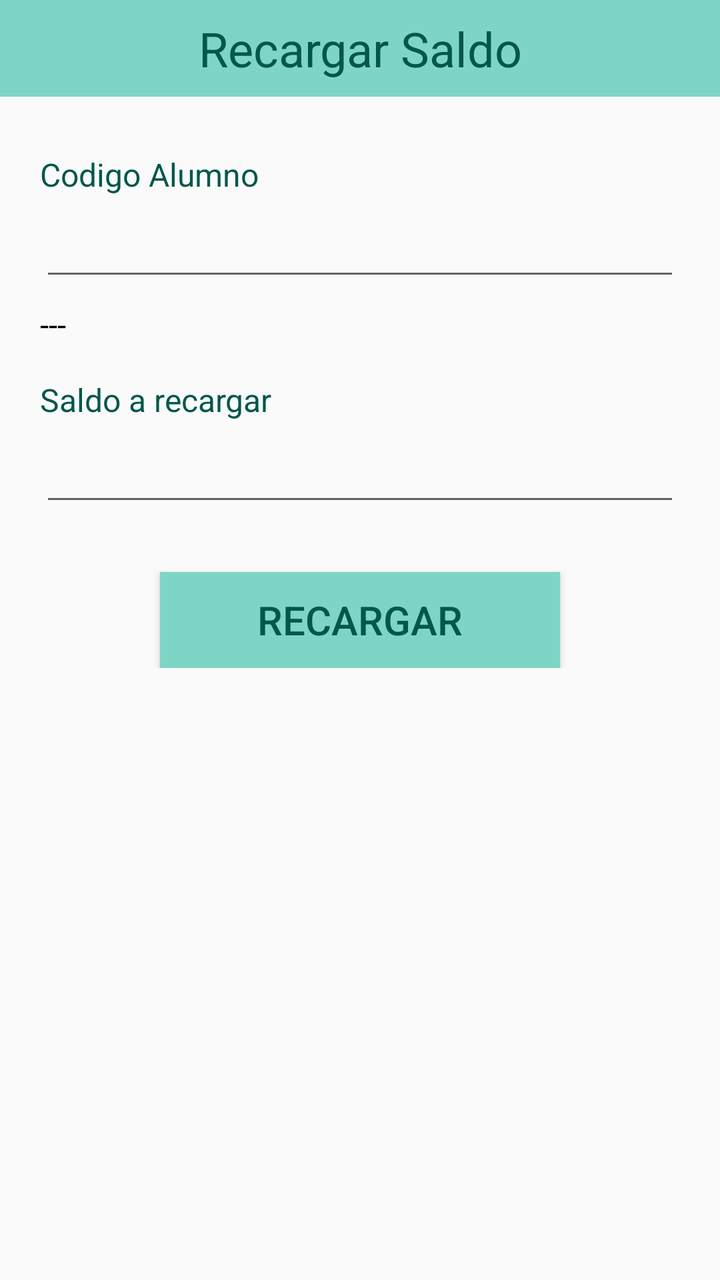
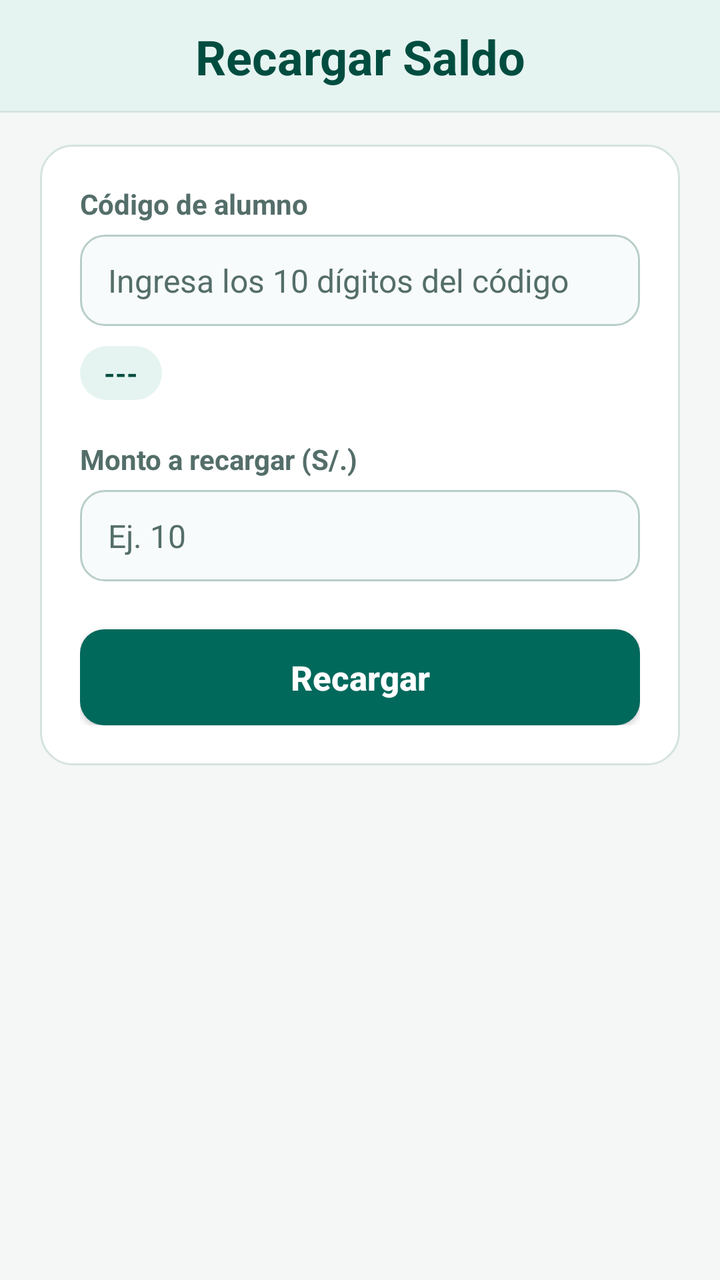

An Android layout rendered at two revisions. The XML below is the earlier revision; the diff shows what the commit changed to produce the second picture.
<!-- AndroidManifest.xml: application theme AppTheme -->
<!-- res/layout/fragment_fragmento_secretaria_saldo.xml -->
<?xml version="1.0" encoding="utf-8"?>
<LinearLayout xmlns:android="http://schemas.android.com/apk/res/android"
    xmlns:app="http://schemas.android.com/apk/res-auto"
    xmlns:tools="http://schemas.android.com/tools"
    android:layout_width="match_parent"
    android:layout_height="match_parent"
    android:orientation="vertical"
    tools:context=".fragmento_secretaria.fragmento_secretaria_saldo">

    <TextView
        android:id="@+id/textView17"
        android:layout_width="match_parent"
        android:layout_height="wrap_content"
        android:background="#7FD5C5"
        android:gravity="center_horizontal"
        android:paddingVertical="8dp"
        android:text="Recargar Saldo"
        android:textColor="@color/colorPrimaryDark"
        android:textSize="@dimen/header_text_size" />

    <ScrollView
        android:layout_width="match_parent"
        android:layout_height="0dp"
        android:layout_weight="1"
        android:fillViewport="true">

        <androidx.constraintlayout.widget.ConstraintLayout
            android:layout_width="match_parent"
            android:layout_height="wrap_content"
            android:paddingStart="@dimen/screen_padding_horizontal"
            android:paddingTop="@dimen/screen_padding_vertical"
            android:paddingEnd="@dimen/screen_padding_horizontal"
            android:paddingBottom="@dimen/screen_padding_vertical">

            <LinearLayout
                android:layout_width="0dp"
                android:layout_height="wrap_content"
                android:orientation="vertical"
                app:layout_constraintEnd_toEndOf="parent"
                app:layout_constraintStart_toStartOf="parent"
                app:layout_constraintTop_toTopOf="parent"
                app:layout_constraintWidth_max="@dimen/content_max_width">

                <TextView
                    android:id="@+id/textView12"
                    android:layout_width="match_parent"
                    android:layout_height="wrap_content"
                    android:layout_marginTop="12dp"
                    android:text="Codigo Alumno"
                    android:textColor="@color/colorPrimaryDark"
                    android:textSize="@dimen/label_text_size" />

                <EditText
                    android:id="@+id/alum_codigo"
                    android:layout_width="match_parent"
                    android:layout_height="wrap_content"
                    android:layout_marginTop="6dp"
                    android:ems="10"
                    android:inputType="number"
                    android:maxLength="10" />

                <TextView
                    android:id="@+id/nombre_alumno"
                    android:layout_width="match_parent"
                    android:layout_height="wrap_content"
                    android:layout_marginTop="6dp"
                    android:text="---"
                    android:textColor="@android:color/background_dark"
                    android:textSize="@dimen/body_text_size" />

                <TextView
                    android:id="@+id/textView13"
                    android:layout_width="match_parent"
                    android:layout_height="wrap_content"
                    android:layout_marginTop="@dimen/form_section_spacing"
                    android:text="Saldo a recargar"
                    android:textColor="@color/colorPrimaryDark"
                    android:textSize="@dimen/label_text_size" />

                <EditText
                    android:id="@+id/alum_saldo"
                    android:layout_width="match_parent"
                    android:layout_height="wrap_content"
                    android:layout_marginTop="6dp"
                    android:ems="10"
                    android:inputType="number"
                    android:maxLength="3" />

                <Button
                    android:id="@+id/btn_recargar"
                    android:layout_width="@dimen/button_width"
                    android:layout_height="wrap_content"
                    android:layout_gravity="center_horizontal"
                    android:layout_marginTop="28dp"
                    android:background="#7FD5C5"
                    android:text="Recargar"
                    android:textColor="@color/colorPrimaryDark"
                    android:textSize="20sp" />

            </LinearLayout>

        </androidx.constraintlayout.widget.ConstraintLayout>

    </ScrollView>

</LinearLayout>
<!-- resources referenced by this layout -->
<resources>
  <color name="colorPrimaryDark">#00574B</color>
  <dimen name="button_width">200dp</dimen>
  <dimen name="form_section_spacing">16dp</dimen>
  <dimen name="label_text_size">16sp</dimen>
  <style name="AppTheme" parent="Theme.AppCompat.Light.DarkActionBar">
          
          <item name="colorPrimary">@color/colorPrimary</item>
          <item name="colorPrimaryDark">@color/colorPrimaryDark</item>
          <item name="colorAccent">@color/colorAccent</item>
      </style>
  <color name="colorPrimary">#8BD8D0</color>
  <color name="colorAccent">#D81B60</color>
  <!-- unchanged entries left out for length: 5 -->
</resources>

<!-- the commit's change to res/layout/fragment_fragmento_secretaria_saldo.xml (unified diff, before → after) -->
@@ -4,19 +4,14 @@
     xmlns:tools="http://schemas.android.com/tools"
     android:layout_width="match_parent"
     android:layout_height="match_parent"
+    android:background="@color/bgScreen"
     android:orientation="vertical"
     tools:context=".fragmento_secretaria.fragmento_secretaria_saldo">
 
     <TextView
         android:id="@+id/textView17"
-        android:layout_width="match_parent"
-        android:layout_height="wrap_content"
-        android:background="#7FD5C5"
-        android:gravity="center_horizontal"
-        android:paddingVertical="8dp"
-        android:text="Recargar Saldo"
-        android:textColor="@color/colorPrimaryDark"
-        android:textSize="@dimen/header_text_size" />
+        style="@style/ComedorSectionHeader"
+        android:text="Recargar Saldo" />
 
     <ScrollView
         android:layout_width="match_parent"
@@ -33,6 +28,7 @@
             android:paddingBottom="@dimen/screen_padding_vertical">
 
             <LinearLayout
+                style="@style/ComedorCard"
                 android:layout_width="0dp"
                 android:layout_height="wrap_content"
                 android:orientation="vertical"
@@ -43,59 +39,57 @@
 
                 <TextView
                     android:id="@+id/textView12"
-                    android:layout_width="match_parent"
-                    android:layout_height="wrap_content"
-                    android:layout_marginTop="12dp"
-                    android:text="Codigo Alumno"
-                    android:textColor="@color/colorPrimaryDark"
-                    android:textSize="@dimen/label_text_size" />
+                    style="@style/ComedorFieldLabel"
+                    android:text="Código de alumno" />
 
                 <EditText
                     android:id="@+id/alum_codigo"
+                    style="@style/ComedorInput"
                     android:layout_width="match_parent"
                     android:layout_height="wrap_content"
                     android:layout_marginTop="6dp"
                     android:ems="10"
+                    android:hint="Ingresa los 10 dígitos del código"
                     android:inputType="number"
                     android:maxLength="10" />
 
                 <TextView
                     android:id="@+id/nombre_alumno"
-                    android:layout_width="match_parent"
+                    android:layout_width="wrap_content"
                     android:layout_height="wrap_content"
-                    android:layout_marginTop="6dp"
+                    android:layout_marginTop="10dp"
+                    android:background="@drawable/bg_badge_soft"
+                    android:paddingHorizontal="12dp"
+                    android:paddingVertical="4dp"
                     android:text="---"
-                    android:textColor="@android:color/background_dark"
-                    android:textSize="@dimen/body_text_size" />
+                    android:textColor="@color/colorPrimaryDark"
+                    android:textSize="14sp"
+                    android:textStyle="bold" />
 
                 <TextView
                     android:id="@+id/textView13"
-                    android:layout_width="match_parent"
-                    android:layout_height="wrap_content"
-                    android:layout_marginTop="@dimen/form_section_spacing"
-                    android:text="Saldo a recargar"
-                    android:textColor="@color/colorPrimaryDark"
-                    android:textSize="@dimen/label_text_size" />
+                    style="@style/ComedorFieldLabel"
+                    android:layout_marginTop="20dp"
+                    android:text="Monto a recargar (S/.)" />
 
                 <EditText
                     android:id="@+id/alum_saldo"
+                    style="@style/ComedorInput"
                     android:layout_width="match_parent"
                     android:layout_height="wrap_content"
                     android:layout_marginTop="6dp"
                     android:ems="10"
+                    android:hint="Ej. 10"
                     android:inputType="number"
                     android:maxLength="3" />
 
                 <Button
                     android:id="@+id/btn_recargar"
-                    android:layout_width="@dimen/button_width"
+                    style="@style/ComedorButtonPrimary"
+                    android:layout_width="match_parent"
                     android:layout_height="wrap_content"
-                    android:layout_gravity="center_horizontal"
-                    android:layout_marginTop="28dp"
-                    android:background="#7FD5C5"
-                    android:text="Recargar"
-                    android:textColor="@color/colorPrimaryDark"
-                    android:textSize="20sp" />
+                    android:layout_marginTop="24dp"
+                    android:text="Recargar" />
 
             </LinearLayout>
 
<!-- resource entries referenced after the edit -->
@@ -1,17 +1,152 @@
 <!-- resources referenced by this layout -->
 <resources>
-  <color name="colorPrimaryDark">#00574B</color>
-  <dimen name="button_width">200dp</dimen>
-  <dimen name="form_section_spacing">16dp</dimen>
-  <dimen name="label_text_size">16sp</dimen>
+  <color name="bgScreen">#F4F7F6</color>
+  <color name="colorPrimaryDark">#004D40</color>
+  <!-- drawable bg_badge_soft (drawable) -->
+  <?xml version="1.0" encoding="utf-8"?>
+  <shape xmlns:android="http://schemas.android.com/apk/res/android"
+      android:shape="rectangle">
+      <solid android:color="@color/bgSurfaceSoft" />
+      <corners android:radius="20dp" />
+  </shape>
+  <style name="ComedorButtonPrimary">
+          <item name="android:background">@drawable/bg_btn_primary</item>
+          <item name="android:minHeight">48dp</item>
+          <item name="android:paddingStart">20dp</item>
+          <item name="android:paddingEnd">20dp</item>
+          <item name="android:paddingTop">10dp</item>
+          <item name="android:paddingBottom">10dp</item>
+          <item name="android:textAllCaps">false</item>
+          <item name="android:textColor">@color/textOnPrimary</item>
+          <item name="android:textSize">17sp</item>
+          <item name="android:textStyle">bold</item>
+      </style>
+  <style name="ComedorCard">
+          <item name="android:background">@drawable/bg_card</item>
+          <item name="android:padding">20dp</item>
+      </style>
+  <style name="ComedorFieldLabel">
+          <item name="android:layout_width">match_parent</item>
+          <item name="android:layout_height">wrap_content</item>
+          <item name="android:textColor">@color/textSecondary</item>
+          <item name="android:textSize">14sp</item>
+          <item name="android:textStyle">bold</item>
+      </style>
+  <style name="ComedorInput">
+          <item name="android:background">@drawable/bg_input</item>
+          <item name="android:paddingStart">14dp</item>
+          <item name="android:paddingEnd">14dp</item>
+          <item name="android:paddingTop">12dp</item>
+          <item name="android:paddingBottom">12dp</item>
+          <item name="android:textColor">@color/textPrimary</item>
+          <item name="android:textColorHint">@color/textSecondary</item>
+          <item name="android:textSize">@dimen/body_text_size</item>
+      </style>
+  <style name="ComedorSectionHeader">
+          <item name="android:layout_width">match_parent</item>
+          <item name="android:layout_height">wrap_content</item>
+          <item name="android:background">@drawable/bg_header_banner</item>
+          <item name="android:gravity">center_horizontal</item>
+          <item name="android:paddingTop">12dp</item>
+          <item name="android:paddingBottom">12dp</item>
+          <item name="android:paddingStart">16dp</item>
+          <item name="android:paddingEnd">16dp</item>
+          <item name="android:textColor">@color/colorPrimaryDark</item>
+          <item name="android:textSize">@dimen/header_text_size</item>
+          <item name="android:textStyle">bold</item>
+      </style>
   <style name="AppTheme" parent="Theme.AppCompat.Light.DarkActionBar">
-          
           <item name="colorPrimary">@color/colorPrimary</item>
           <item name="colorPrimaryDark">@color/colorPrimaryDark</item>
           <item name="colorAccent">@color/colorAccent</item>
+          <item name="android:windowBackground">@color/bgScreen</item>
+          <item name="android:textColorPrimary">@color/textPrimary</item>
+          <item name="android:textColorSecondary">@color/textSecondary</item>
       </style>
-  <color name="colorPrimary">#8BD8D0</color>
-  <color name="colorAccent">#D81B60</color>
+  <color name="bgSurfaceSoft">#E6F4F1</color>
+  <!-- drawable bg_btn_primary (drawable) -->
+  <?xml version="1.0" encoding="utf-8"?>
+  <selector xmlns:android="http://schemas.android.com/apk/res/android">
+      <item android:state_enabled="false">
+          <shape android:shape="rectangle">
+              <solid android:color="@color/btnPrimaryDisabled" />
+              <corners android:radius="12dp" />
+          </shape>
+      </item>
+      <item android:state_pressed="true">
+          <shape android:shape="rectangle">
+              <solid android:color="@color/btnPrimaryPressed" />
+              <corners android:radius="12dp" />
+          </shape>
+      </item>
+      <item>
+          <shape android:shape="rectangle">
+              <solid android:color="@color/colorPrimary" />
+              <corners android:radius="12dp" />
+          </shape>
+      </item>
+  </selector>
+  <color name="textOnPrimary">#FFFFFF</color>
+  <!-- drawable bg_card (drawable) -->
+  <?xml version="1.0" encoding="utf-8"?>
+  <shape xmlns:android="http://schemas.android.com/apk/res/android"
+      android:shape="rectangle">
+      <solid android:color="@color/bgCard" />
+      <corners android:radius="16dp" />
+      <stroke
+          android:width="1dp"
+          android:color="@color/borderCard" />
+  </shape>
+  <color name="textSecondary">#546E6A</color>
+  <!-- drawable bg_input (drawable) -->
+  <?xml version="1.0" encoding="utf-8"?>
+  <selector xmlns:android="http://schemas.android.com/apk/res/android">
+      <item android:state_enabled="false">
+          <shape android:shape="rectangle">
+              <solid android:color="@color/bgInputDisabled" />
+              <corners android:radius="12dp" />
+              <stroke android:width="1dp" android:color="@color/borderCard" />
+          </shape>
+      </item>
+      <item android:state_focused="true">
+          <shape android:shape="rectangle">
+              <solid android:color="@color/bgCard" />
+              <corners android:radius="12dp" />
+              <stroke android:width="2dp" android:color="@color/colorAccent" />
+          </shape>
+      </item>
+      <item>
+          <shape android:shape="rectangle">
+              <solid android:color="@color/bgInput" />
+              <corners android:radius="12dp" />
+              <stroke android:width="1dp" android:color="@color/borderInput" />
+          </shape>
+      </item>
+  </selector>
+  <color name="textPrimary">#162B28</color>
+  <!-- drawable bg_header_banner (drawable) -->
+  <?xml version="1.0" encoding="utf-8"?>
+  <layer-list xmlns:android="http://schemas.android.com/apk/res/android">
+      <item>
+          <shape android:shape="rectangle">
+              <solid android:color="@color/borderCard" />
+          </shape>
+      </item>
+      <item android:bottom="1dp">
+          <shape android:shape="rectangle">
+              <solid android:color="@color/bgSurfaceSoft" />
+          </shape>
+      </item>
+  </layer-list>
+  <color name="colorPrimary">#00695C</color>
+  <color name="colorAccent">#00897B</color>
+  <color name="btnPrimaryDisabled">#B0C4C1</color>
+  <color name="btnPrimaryPressed">#004D40</color>
+  <color name="bgCard">#FFFFFF</color>
+  <color name="borderCard">#D5E3E0</color>
+  <color name="bgInputDisabled">#EEF4F3</color>
+  <color name="bgInput">#F8FBFB</color>
+  <color name="borderInput">#B8CECA</color>
   <!-- unchanged entries left out for length: 5 -->
 </resources>
 
